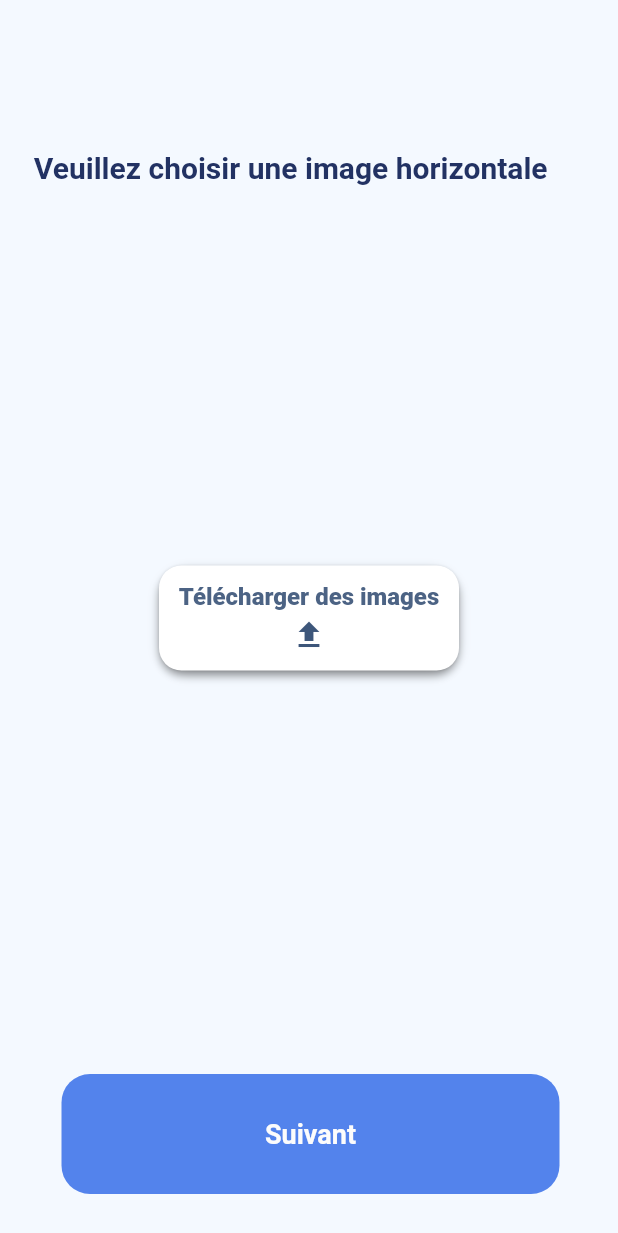
After one commit to toubal77/dawini, a Flutter app: the ImageToText screen opened directly, on a phone screen of 412 x 824 dp. The commit adds this screen. Shown: the top 1233 px of the screen. Run offline on Flutter 3.47's test engine with Material 2 defaults, Android fonts, the phone set to English and light mode, and no system bars; our stand-ins replace bordered_text, cached_network_image, flutter_screenutil, image_picker, sn_progress_dialog.

Commit message:
add take image

```diff
--- /dev/null
+++ b/lib/app/new_patient/image_to_text.dart
@@ -0,0 +1,164 @@
+import 'dart:io';
+import 'package:cached_network_image/cached_network_image.dart';
+import 'package:dawini/app/new_patient/widgets/buttom_media.dart';
+import 'package:dawini/common_widgets/platform_exception_alert_dialog.dart';
+import 'package:dawini/constants/app_colors.dart';
+import 'package:flutter/material.dart';
+import 'package:image_picker/image_picker.dart';
+import 'package:sn_progress_dialog/sn_progress_dialog.dart';
+import 'package:uuid/uuid.dart';
+
+class ImageToText extends StatefulWidget {
+  const ImageToText({
+    Key? key,
+  }) : super(key: key);
+
+  @override
+  State<ImageToText> createState() => _AddCarouselSliderState();
+}
+
+class _AddCarouselSliderState extends State<ImageToText> {
+  File? imageFile;
+  File? profilePicture;
+  String? profilePictures;
+  late String profilePictureUrl;
+
+  Future<void> pickImage() async {
+    final ImagePicker picker = ImagePicker();
+    final image = await picker.pickImage(
+        source: ImageSource.camera, maxHeight: 480, maxWidth: 480);
+    if (image != null) {
+      imageFile = File(image.path);
+      profilePicture = File(image.path);
+      setState(() {});
+    }
+  }
+
+  Future<void> sendCarouselSliderInfo() async {
+    const Uuid uuid = Uuid();
+    String carouselId = uuid.v4();
+
+    // if (profilePicture != null) {
+    //   profilePictureUrl = await carouselSliderBloc.uploadProductProfileImage(
+    //     profilePicture!,
+    //     carouselId,
+    //   );
+    // }
+    try {
+      final ProgressDialog pd = ProgressDialog(context: context);
+
+      // final CarouselSlideModel carouselSlider = CarouselSlideModel(
+      //   id: carouselId,
+      //   pictureUrl: profilePictureUrl,
+      //   createdBy: auth.currentUser()!.uid,
+      //   createdAt: Timestamp.now(),
+      // );
+      //  await carouselSliderBloc.saveCarouselSliderInfo(carouselSlider);
+      // Fluttertoast.showToast(
+      //   msg: 'L\'image est passée avec succès',
+      //   toastLength: Toast.LENGTH_LONG,
+      // );
+      pd.close();
+      // ignore: use_build_context_synchronously
+      Navigator.of(context).pop();
+    } on Exception catch (e) {
+      PlatformExceptionAlertDialog(exception: e).show(context);
+    }
+  }
+
+  Widget buildUploadButton() {
+    return Container(
+      decoration: BoxDecoration(
+        boxShadow: const [
+          BoxShadow(
+            color: Colors.black26,
+            offset: Offset(0, 3),
+            blurRadius: 5.0,
+          )
+        ],
+        borderRadius: BorderRadius.circular(20),
+      ),
+      child: ElevatedButton(
+        onPressed: pickImage,
+        style: ButtonStyle(
+          shape: MaterialStateProperty.all<RoundedRectangleBorder>(
+              RoundedRectangleBorder(
+                  borderRadius: BorderRadius.circular(15.0))),
+          minimumSize: MaterialStateProperty.all(const Size(200, 70)),
+          padding: MaterialStateProperty.all(const EdgeInsets.all(0.0)),
+          backgroundColor: MaterialStateProperty.all(Colors.white),
+        ),
+        child: Column(
+          mainAxisSize: MainAxisSize.min,
+          children: const [
+            Text(
+              'Télécharger des images',
+              style: TextStyle(
+                color: Color.fromRGBO(51, 77, 115, 0.88),
+                fontSize: 16,
+                fontWeight: FontWeight.w800,
+              ),
+            ),
+            Padding(
+              padding: EdgeInsets.only(top: 4.0),
+              child: Icon(
+                Icons.file_upload,
+                color: Color.fromRGBO(51, 77, 115, 0.95),
+              ),
+            ),
+          ],
+        ),
+      ),
+    );
+  }
+
+  Widget buildPhoto() {
+    return GestureDetector(
+      onTap: pickImage,
+      child: Padding(
+        padding: const EdgeInsets.symmetric(horizontal: 16),
+        child: imageFile != null
+            ? Image.memory(imageFile!.readAsBytesSync())
+            : CachedNetworkImage(imageUrl: profilePictures!),
+      ),
+    );
+  }
+
+  @override
+  Widget build(BuildContext context) {
+    return Scaffold(
+      backgroundColor: backgroundColor,
+      body: Stack(
+        children: [
+          const Padding(
+            padding: EdgeInsets.only(top: 100.0, left: 20, right: 20),
+            child: Text(
+              "Veuillez choisir une image horizontale ",
+              textAlign: TextAlign.center,
+              style: TextStyle(
+                fontSize: 20,
+                color: Color.fromRGBO(34, 50, 99, 1),
+                fontWeight: FontWeight.w700,
+              ),
+            ),
+          ),
+          if (imageFile == null && profilePictures == null)
+            Align(child: buildUploadButton()),
+          if (!(imageFile == null && profilePictures == null))
+            Align(child: SizedBox(child: buildPhoto())),
+          Align(
+            alignment: Alignment.bottomCenter,
+            child: Padding(
+              padding: const EdgeInsets.only(right: 8, left: 8, bottom: 20),
+              child: ButtomMedia(
+                press: sendCarouselSliderInfo,
+                color: const Color(0xff5383EC),
+                text: 'Suivant',
+              ),
+            ),
+          ),
+        ],
+      ),
+    );
+  }
+}
--- a/lib/app/new_patient/new_patient_form.dart
+++ b/lib/app/new_patient/new_patient_form.dart
@@ -1,5 +1,6 @@
 import 'dart:math';
 
+import 'package:dawini/app/new_patient/image_to_text.dart';
 import 'package:dawini/app/new_patient/widgets/build_date_info.dart';
 import 'package:dawini/app/new_patient/widgets/build_list_info.dart';
 import 'package:dawini/app/new_patient/widgets/build_title.dart';
@@ -373,7 +374,10 @@ class _NewPatientFormState extends State<NewPatientForm> {
                         children: [
                           GestureDetector(
                             onTap: () {
-                              // showAM(context);
+                              Navigator.of(context)
+                                  .push(MaterialPageRoute(builder: (context) {
+                                return const ImageToText();
+                              }));
                             },
                             child: const BuildButtomInfo(title: 'IMAGE'),
                           ),
--- a/pubspec.yaml
+++ b/pubspec.yaml
@@ -37,6 +37,11 @@ dependencies:
   flutter_screenutil: ^5.0.1+2
   intl: ^0.17.0
   bordered_text: ^2.0.0
+  cached_network_image: ^3.2.1
+  image_picker: ^0.8.5+3
+  uuid: ^3.0.6
+  provider: ^6.0.3
+  sn_progress_dialog: ^1.0.8
 
 dev_dependencies:
   flutter_test:
```
Also changed, not shown: pubspec.lock, 2 other files.
